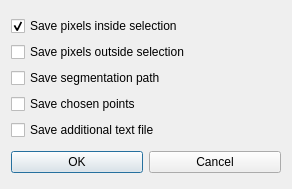
Old version of the form src/gui/presave_dialog.ui in the repository BenjikQ/Livewire.
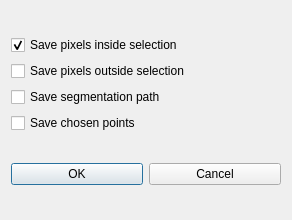
New version of the form.

```diff
--- a/src/gui/presave_dialog.ui
+++ b/src/gui/presave_dialog.ui
@@ -7,7 +7,7 @@
     <x>0</x>
     <y>0</y>
     <width>292</width>
-    <height>189</height>
+    <height>220</height>
    </rect>
   </property>
   <property name="windowTitle">
@@ -47,13 +47,6 @@
        </property>
       </widget>
      </item>
-     <item>
-      <widget class="QCheckBox" name="saveTextFile">
-       <property name="text">
-        <string>Save additional text file</string>
-       </property>
-      </widget>
-     </item>
     </layout>
    </item>
    <item>
```
